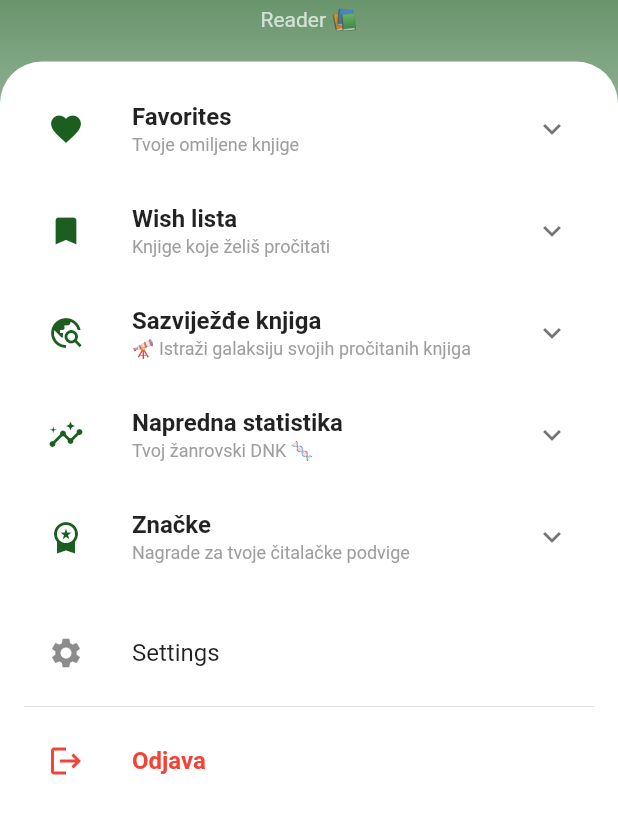
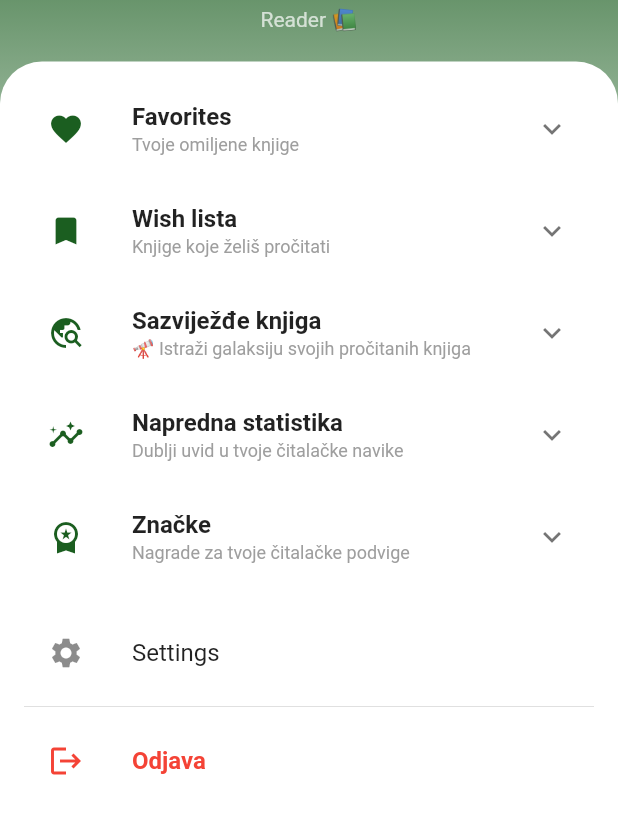
Before and after one commit to ajla-vrace/MyBooks, a Flutter app: the ProfileScreen screen opened directly, on a phone screen of 412 x 824 dp, the part 210-1044 px from its top. Run offline on Flutter 3.47's test engine with Material 2 defaults, Android fonts, the phone set to English and light mode, and no system bars; our stand-ins replace confetti, file_picker, fl_chart.

Commit message:
zanrovi1

```diff
--- a/mybooks_mobile/lib/screens/profil_screen.dart
+++ b/mybooks_mobile/lib/screens/profil_screen.dart
@@ -381,6 +381,21 @@ class _ProfileScreenState extends State<ProfileScreen> {
   Color getGenreColor(List<Zanr> zanrovi) {
     if (zanrovi.isEmpty) return Colors.white70;
     return colorForGenre(zanrovi.first.naziv);
+  }
+
+  /// Ista "porodica" boja kao `colorForGenre`, ali prigušena za svijetlu
+  /// pozadinu (koristi se u Naprednoj statistici/DNK-u). `colorForGenre`
+  /// je namjerno neon-zasićena za tamnu svemirsku pozadinu sazviježđa, pa
+  /// tu istu paletu na bijeloj kartici djeluje presirovo - ovdje se ista
+  /// boja (isti hue) samo spusti na nižu zasićenost i svjetlinu.
+  Color colorForGenreMuted(String? naziv) {
+    final boja = colorForGenre(naziv);
+    if (boja == Colors.white70) return Colors.grey.shade400;
+    final hsv = HSVColor.fromColor(boja);
+    return hsv
+        .withSaturation((hsv.saturation * 0.55).clamp(0.0, 1.0))
+        .withValue((hsv.value * 0.75).clamp(0.0, 1.0))
+        .toColor();
   }
 
   Future<void> removeFavorite(Knjiga knjiga) async {
@@ -854,7 +869,7 @@ class _ProfileScreenState extends State<ProfileScreen> {
   /// Jedan red žanrovskog DNK-a: naziv žanra, procenat + broj knjiga i
   /// animirana traka napunjena prema procentu zastupljenosti tog žanra.
   Widget buildDnkRow(TopZanr zanr) {
-    final boja = colorForGenre(zanr.naziv);
+    final boja = colorForGenreMuted(zanr.naziv);
     final postotak = (zanr.postotak ?? 0).clamp(0, 100).toDouble();
 
     return Padding(
@@ -1422,18 +1437,30 @@ class _ProfileScreenState extends State<ProfileScreen> {
                                   ),
                                   SizedBox(height: 2),
                                   Text(
-                                    "Tvoj žanrovski DNK 🧬",
+                                    "Dublji uvid u tvoje čitalačke navike",
                                     style: TextStyle(
                                         fontSize: 12, color: Colors.grey),
                                   ),
                                 ],
                               ),
                               children: [
+                                Padding(
+                                  padding:
+                                      const EdgeInsets.fromLTRB(14, 8, 14, 4),
+                                  child: Text(
+                                    "Žanrovski DNK 🧬",
+                                    style: TextStyle(
+                                      fontSize: 13,
+                                      fontWeight: FontWeight.bold,
+                                      color: Colors.grey.shade800,
+                                    ),
+                                  ),
+                                ),
                                 if (statistika == null ||
                                     statistika!.zanrovskiDNK == null ||
                                     statistika!.zanrovskiDNK!.isEmpty)
                                   const Padding(
-                                    padding: EdgeInsets.all(12),
+                                    padding: EdgeInsets.fromLTRB(14, 4, 14, 12),
                                     child: Text(
                                       "Nema dovoljno podataka za statistiku 🧬",
                                       style: TextStyle(color: Colors.grey),
```
